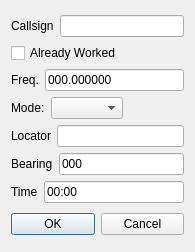
Qt form mqt/MqtLogger/rigmemdialog.ui (zsteva/backup-minos2) before a commit.
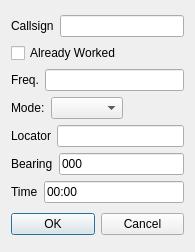
The same form after that commit.

```diff
--- a/mqt/MqtLogger/rigmemdialog.ui
+++ b/mqt/MqtLogger/rigmemdialog.ui
@@ -59,7 +59,7 @@
           <string/>
          </property>
          <property name="text">
-          <string>000.000000</string>
+          <string/>
          </property>
         </widget>
        </item>
```
